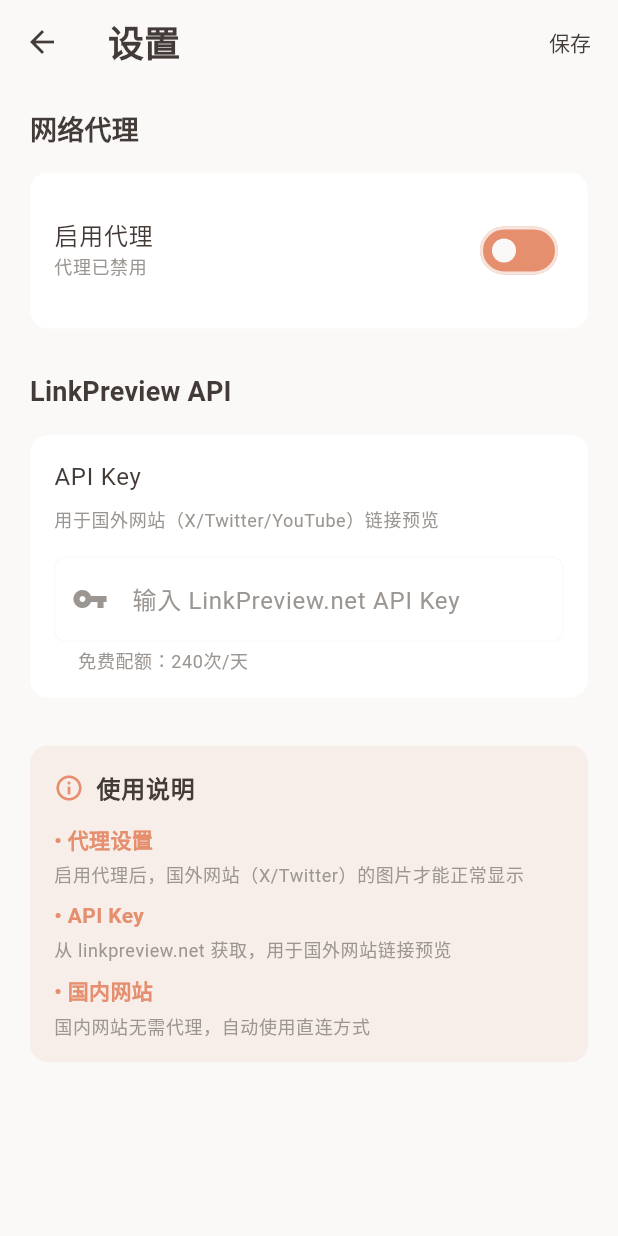
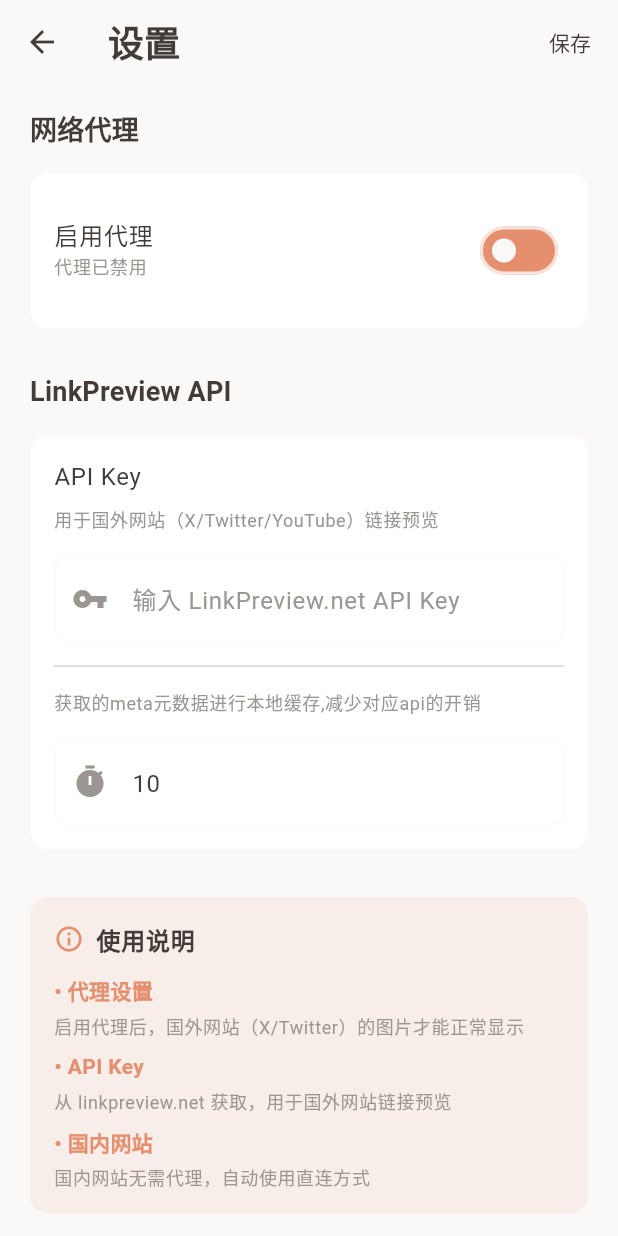
Before and after one commit to future-gole/notebook, a Flutter app: the SettingsPage screen opened by its route, on a phone screen of 412 x 824 dp. Run offline on Flutter 3.47's test engine with Material 3 defaults, Android fonts, the phone set to English and light mode, and no system bars; our stand-ins replace flutter_riverpod, flutter_svg, isar_community, logger, shared_preferences; missing offline and left inert: any_link_preview; accounts and stored records are empty; generated files the repository leaves out were written again; Roboto replaces fonts that are missing (SF Pro).

Commit message:
feat: 添加设置meta缓存过期时间

```diff
--- a/lib/page/settings_page.dart
+++ b/lib/page/settings_page.dart
@@ -14,6 +14,7 @@ class SettingsPage extends StatefulWidget {
 class _SettingsPageState extends State<SettingsPage> {
   final _config = AppConfig();
   final _apiKeyController = TextEditingController();
+  final _meteCacheTimeController = TextEditingController();
   final _proxyHostController = TextEditingController();
   final _proxyPortController = TextEditingController();
 
@@ -31,6 +32,7 @@ class _SettingsPageState extends State<SettingsPage> {
     _apiKeyController.dispose();
     _proxyHostController.dispose();
     _proxyPortController.dispose();
+    _meteCacheTimeController.dispose();
     super.dispose();
   }
 
@@ -44,6 +46,7 @@ class _SettingsPageState extends State<SettingsPage> {
       _proxyHostController.text = _config.proxyHost;
       _proxyPortController.text = _config.proxyPort.toString();
       _apiKeyController.text = _config.linkPreviewApiKey;
+      _meteCacheTimeController.text = _config.metaCacheTime.toString();
       _isLoading = false;
     });
   }
@@ -56,6 +59,9 @@ class _SettingsPageState extends State<SettingsPage> {
 
     // 保存 API Key
     await _config.setLinkPreviewApiKey(_apiKeyController.text);
+
+    // 保存 缓存时间
+    await _config.setMetaCacheTime(int.tryParse(_meteCacheTimeController.text) ?? 10);
 
     // 应用代理设置
     _applyProxySettings();
@@ -112,7 +118,6 @@ class _SettingsPageState extends State<SettingsPage> {
           _buildSectionTitle('LinkPreview API', theme),
           _buildApiKeyCard(theme),
           const SizedBox(height: 24),
-
           // 说明
           _buildInfoCard(theme),
         ],
@@ -228,7 +233,23 @@ class _SettingsPageState extends State<SettingsPage> {
                 border: OutlineInputBorder(
                   borderRadius: BorderRadius.circular(8),
                 ),
-                helperText: '免费配额：240次/天',
+              ),
+              maxLines: 1,
+            ),
+            const Divider(height: 32),
+            Text(
+              '获取的meta元数据进行本地缓存,减少对应api的开销',
+              style: theme.textTheme.bodySmall,
+            ),
+            const SizedBox(height: 16),
+            TextField(
+              controller: _meteCacheTimeController,
+              decoration: InputDecoration(
+                hintText: '输入缓存的时间（天)',
+                prefixIcon: const Icon(Icons.timer),
+                border: OutlineInputBorder(
+                  borderRadius: BorderRadius.circular(8),
+                ),
               ),
               maxLines: 1,
             ),
--- a/lib/util/app_config.dart
+++ b/lib/util/app_config.dart
@@ -6,6 +6,7 @@ class AppConfig {
   static const String _keyProxyHost = 'proxy_host';
   static const String _keyProxyPort = 'proxy_port';
   static const String _keyLinkPreviewApiKey = 'linkpreview_api_key';
+  static const String _metaCacheTime = 'meta_cache_time';
 
   // 单例模式
   static final AppConfig _instance = AppConfig._internal();
@@ -23,6 +24,7 @@ class AppConfig {
   bool get proxyEnabled => _prefs?.getBool(_keyProxyEnabled) ?? false;
   String get proxyHost => _prefs?.getString(_keyProxyHost) ?? '127.0.0.1';
   int get proxyPort => _prefs?.getInt(_keyProxyPort) ?? 7890;
+  int get metaCacheTime => _prefs?.getInt(_metaCacheTime) ?? 10;
 
   Future<void> setProxyEnabled(bool enabled) async {
     await _prefs?.setBool(_keyProxyEnabled, enabled);
@@ -45,6 +47,10 @@ class AppConfig {
     await _prefs?.setString(_keyLinkPreviewApiKey, apiKey);
   }
 
+  Future<void> setMetaCacheTime(int day) async{
+    await _prefs?.setInt(_metaCacheTime, day);
+  }
+
   /// 清除所有配置
   Future<void> clearAll() async {
     await _prefs?.clear();
--- a/lib/util/link_preview_cache.dart
+++ b/lib/util/link_preview_cache.dart
@@ -1,6 +1,7 @@
 import 'dart:convert';
 import 'package:shared_preferences/shared_preferences.dart';
 
+import 'app_config.dart';
 import 'logger_service.dart';
 
 /// 链接预览缓存管理器
@@ -8,8 +9,6 @@ import 'logger_service.dart';
 final String tag = "LinkPreviewCache";
 class LinkPreviewCache {
   static const String _cachePrefix = 'link_preview_cache_';
-  static const Duration _cacheDuration = Duration(days: 365); // 1年
-
   /// 保存缓存
   static Future<void> saveCache(String url, Map<String, dynamic> metadata) async {
     try {
@@ -24,7 +23,7 @@ class LinkPreviewCache {
       await prefs.setString(cacheKey, json.encode(cacheData));
       log.d(tag,'💾 缓存已保存: $url');
     } catch (e) {
-      log.d(tag,'❌ 缓存保存失败: $e');
+      log.e(tag,'❌ 缓存保存失败: $e');
     }
   }
 
@@ -43,9 +42,12 @@ class LinkPreviewCache {
       final timestamp = cacheData['timestamp'] as int;
       final cacheTime = DateTime.fromMillisecondsSinceEpoch(timestamp);
 
+      final config = AppConfig();
+      final metacacheTime = config.metaCacheTime;
+
       // 检查缓存是否过期
-      if (DateTime.now().difference(cacheTime) > _cacheDuration) {
-        print('⏰ 缓存已过期: $url');
+      if (DateTime.now().difference(cacheTime) > Duration(days: metacacheTime)) {
+        log.d(tag,'💾 缓存已保存: $url');
         await clearCache(url);
         return null;
       }
@@ -54,7 +56,7 @@ class LinkPreviewCache {
       return cacheData['metadata'] as Map<String, dynamic>;
 
     } catch (e) {
-      log.d(tag,'❌ 缓存读取失败: $e');
+      log.e(tag,'❌ 缓存读取失败: $e');
       return null;
     }
   }
@@ -66,7 +68,7 @@ class LinkPreviewCache {
       final cacheKey = _getCacheKey(url);
       await prefs.remove(cacheKey);
     } catch (e) {
-      log.d(tag,'❌ 缓存清除失败: $e');
+      log.e(tag,'❌ 缓存清除失败: $e');
     }
   }
 
@@ -84,7 +86,7 @@ class LinkPreviewCache {
 
       log.d(tag,'🗑️ 所有缓存已清除');
     } catch (e) {
-      log.d(tag,'❌ 缓存清除失败: $e');
+      log.e(tag,'❌ 缓存清除失败: $e');
     }
   }
 
@@ -117,7 +119,7 @@ class LinkPreviewCache {
         'size': totalSize,
       };
     } catch (e) {
-      log.d(tag,'❌ 获取缓存统计失败: $e');
+      log.e(tag,'❌ 获取缓存统计失败: $e');
       return {'count': 0, 'size': 0};
     }
   }
--- a/lib/util/theme_data.dart
+++ b/lib/util/theme_data.dart
@@ -20,6 +20,7 @@ final ThemeData calmBeigeTheme = ThemeData(
     surfaceContainerHighest: Color(0xFFE58F6F), // 点睛色 - 赤陶色
     outline: Color(0xCCFAF9F7), // 画布遮罩 - 80%透明米白
     onSurfaceVariant: Color(0xFF9B9691), // 辅助文字（副文本）
+    outlineVariant: Color(0xFFD6D2CE), //分割线/描边颜色
   ),
   scaffoldBackgroundColor: const Color(0xFFFAF9F7), // 画布背景
   canvasColor: const Color(0xFFFAF9F7), // 画布背景
@@ -82,6 +83,7 @@ final ThemeData quietNightTheme = ThemeData(
     surfaceContainerHighest: Color(0xFFB9A389), // 点睛色 - 橄榄金
     outline: Color(0xCC2B2A28), // 画布遮罩 - 80%透明深暖灰
     onSurfaceVariant: Color(0xFFA5A19C), // 辅助文字（副文本）
+    outlineVariant: Color(0xFF4A4744), //分割线/描边颜色
   ),
   scaffoldBackgroundColor: const Color(0xFF2B2A28), // 画布背景
   canvasColor: const Color(0xFF2B2A28), // 画布背景
```
Also changed, not shown: lib/page/widget/link_preview_card.dart (+119 -31 lines), 1 other file.
